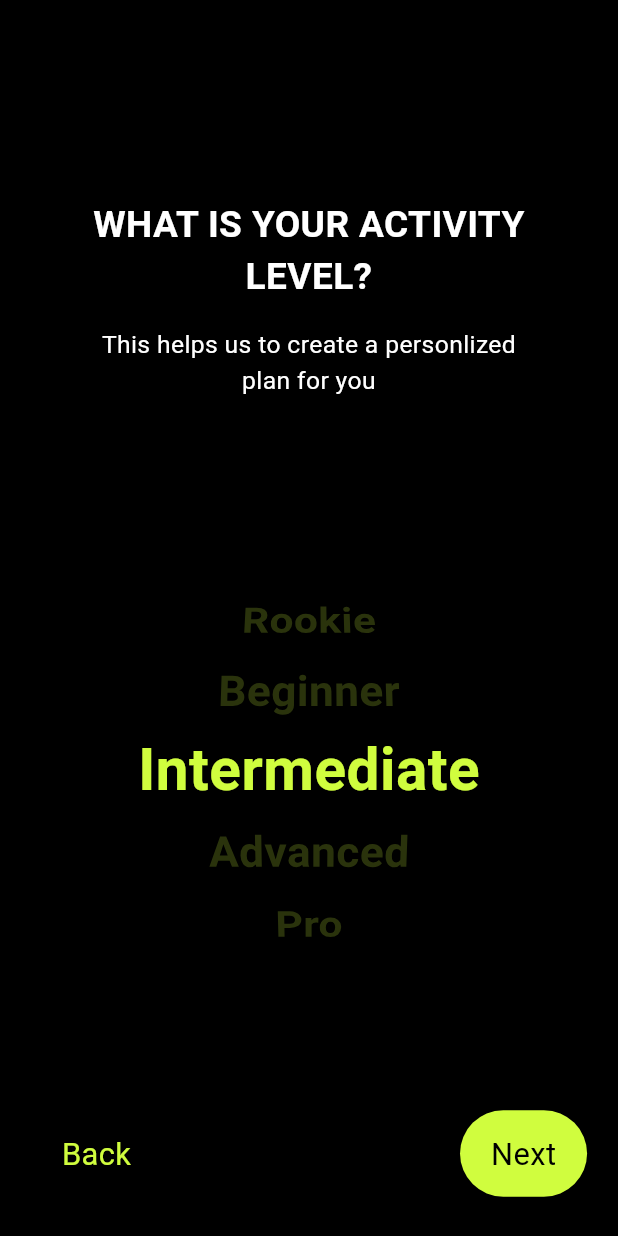
After one commit to Mayank443/FITNESS_APP, a Flutter app: the LevelScreen screen opened by its route, on a phone screen of 412 x 824 dp. The commit adds this screen. Run offline on Flutter 3.47's test engine with Material 3 defaults, Android fonts, the phone set to English and light mode, and no system bars; our stand-ins replace smooth_page_indicator.

Commit message:
5. basic stack complete

```diff
--- a/lib/main.dart
+++ b/lib/main.dart
@@ -3,7 +3,8 @@ import 'package:flutter/material.dart';
 
 import 'screens/GenderScreen/gender_screen.dart';
 import 'screens/GoalScreen/goal_screen.dart';
-import 'screens/HieghtScreen/height_screen.dart';
+import 'screens/HeightScreen/height_screen.dart';
+import 'screens/LevelScreen/level_screen.dart';
 import 'screens/OnboardingScreen/onboarding_screen.dart';
 import 'screens/WeightScreen/weight_screen.dart';
 
@@ -26,6 +27,7 @@ class MyApp extends StatelessWidget {
         '/weight': (context) => WeightPage(),
         '/height': (context) => HeightPage(),
         '/goal': (context) => GoalPage(),
+        '/activity': (context) => LevelScreen(),
 
       },
       home: OnBoardingScreen(),
--- /dev/null
+++ b/lib/screens/LevelScreen/level_screen.dart
@@ -0,0 +1,65 @@
+import 'package:flutter/material.dart';
+
+import '../../models/detail_page_button.dart';
+import '../../models/detail_page_title.dart';
+import '../../models/list_wheel_view_scroller.dart';
+
+class LevelScreen extends StatefulWidget {
+  const LevelScreen({super.key});
+
+  @override
+  State<LevelScreen> createState() => _LevelScreenState();
+}
+
+class _LevelScreenState extends State<LevelScreen> {
+  @override
+  Widget build(BuildContext context) {
+    List<String> items = [
+      'Rookie',
+      'Beginner',
+      'Intermediate',
+      'Advanced',
+      'Pro',
+    ];
+
+    var size = MediaQuery.of(context).size;
+    return Scaffold(
+      backgroundColor: Colors.black,
+      body: Container(
+        width: size.width,
+        height: size.height,
+        padding: EdgeInsets.only(
+          top: size.height * 0.06,
+          left: size.width * 0.05,
+          right: size.width * 0.05,
+          bottom: size.height * 0.03,
+        ),
+        child: Column(
+          children: [
+            const DetailPageTitle(
+                text: 'This helps us to create a personlized plan for you',
+                title: "What is your Activity Level?",
+                color: Colors.white),
+            SizedBox(
+              height: size.height * 0.055,
+            ),
+            SizedBox(
+              height: size.height * 0.5,
+              child: ListwheelScrollView(
+                items: items,
+              ),
+            ),
+            DetailPageButton(
+              text: 'Next',
+              onTap: () {},
+              showBackButton: true,
+              onBackTap: () {
+                Navigator.pop(context);
+              },
+            ),
+          ],
+        ),
+      ),
+    );
+  }
+}
```
Also changed, not shown: lib/screens/HeightScreen/height_screen.dart (renamed from lib/screens/HieghtScreen/height_screen.dart).
